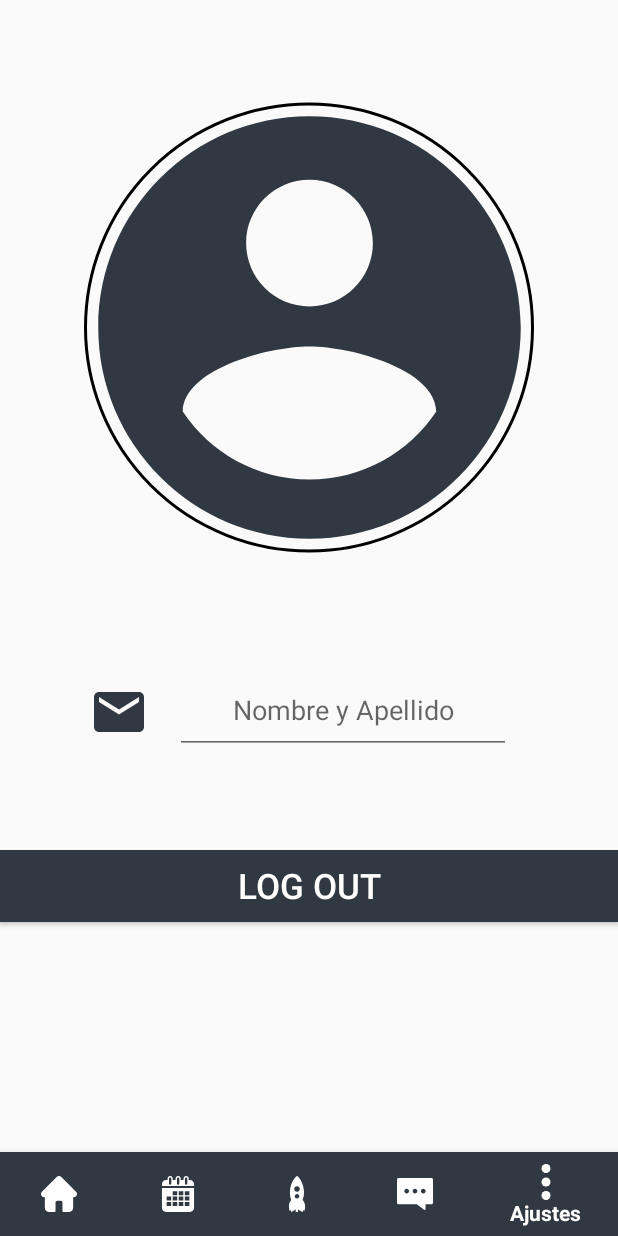
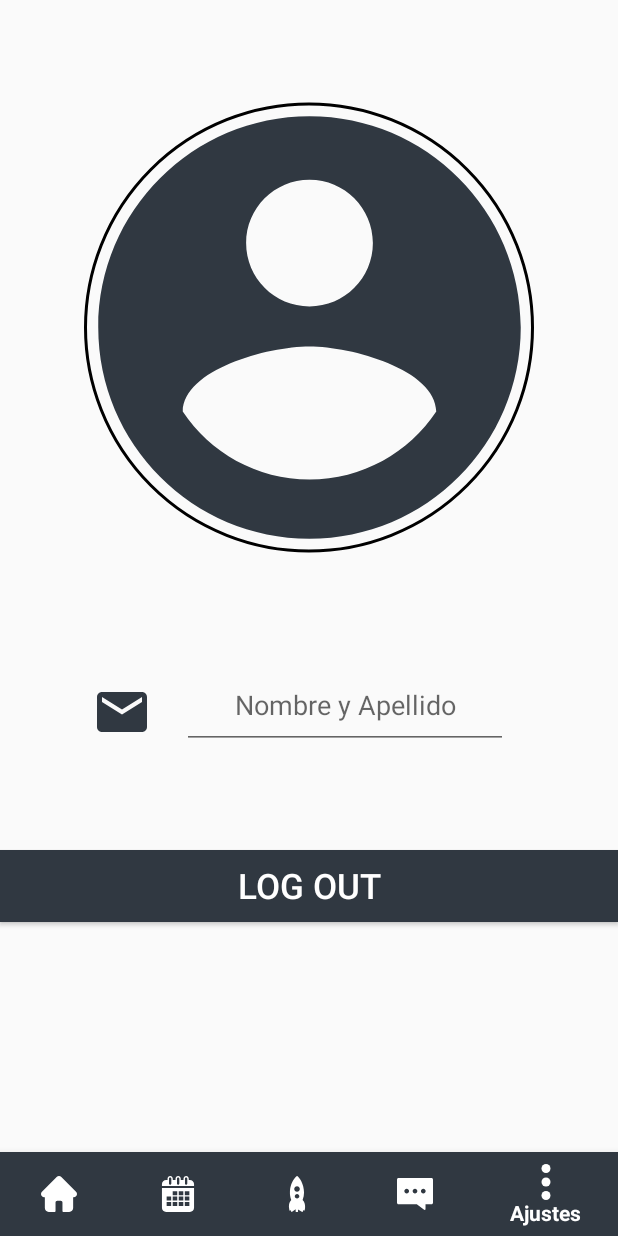
Before and after one commit to JoshDG37/Eduincu, an Android app: the screen it shows after launch once a user with an empty profile is signed in (Container), item 5 of the bottom bar chosen, on a phone screen of 412 x 824 dp. Run offline under Robolectric (Android 15) with nearby library versions, the phone set to English and light mode, and no system bars; our stand-ins replace CircleImageView, Firebase (no records; nobody signed in at launch, a user with empty details on screens opened directly), Picasso; libraries missing offline, so code that uses them is left out: com.github.sundeepk.compactcalendarview, com.theartofdev.edmodo.

Commit message:
Settings

```diff
--- a/app/src/main/res/layout/fragment_settings.xml
+++ b/app/src/main/res/layout/fragment_settings.xml
@@ -25,8 +25,8 @@
 
     <EditText
         android:id="@+id/username"
-        android:layout_width="0dp"
-        android:layout_height="wrap_content"
+        android:layout_width="217dp"
+        android:layout_height="56dp"
         android:layout_below="@+id/profile_image"
         android:layout_centerHorizontal="true"
         android:layout_marginEnd="71dp"
@@ -65,6 +65,7 @@
         android:textSize="23dp"
         app:layout_constraintBottom_toBottomOf="parent"
         app:layout_constraintEnd_toEndOf="parent"
+        app:layout_constraintHorizontal_bias="0.0"
         app:layout_constraintStart_toStartOf="parent"
         app:layout_constraintTop_toBottomOf="@+id/send" />
 
```
